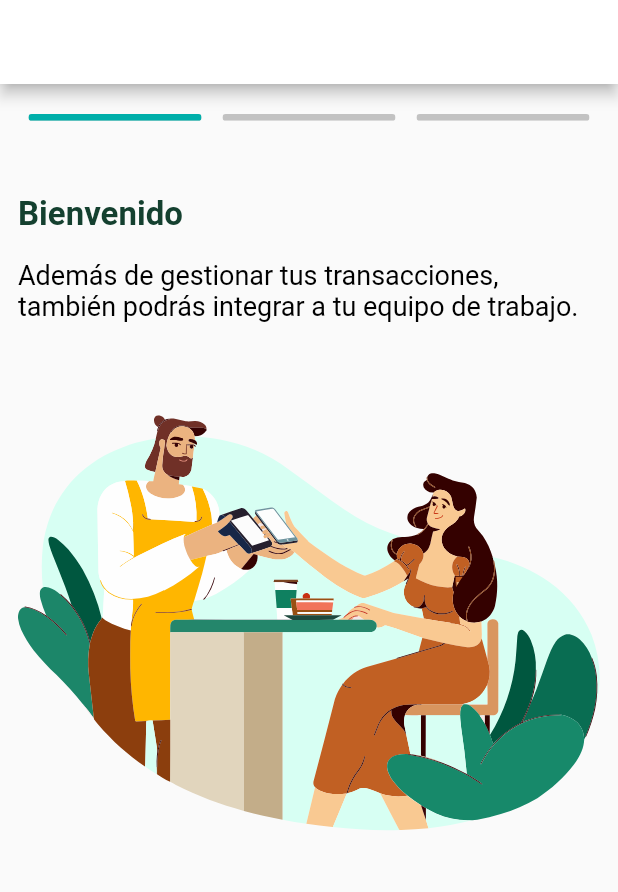
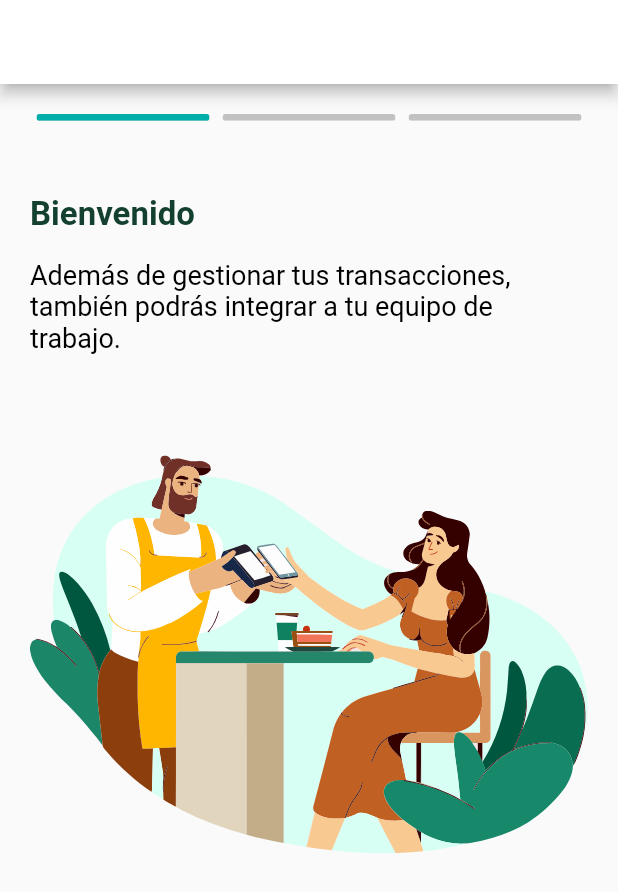
Before and after one commit to DavidEMV1622/credibanco_HU_One, a Flutter app: the screen it shows after launch, on a phone screen of 412 x 824 dp. Shown: the top 892 px of the screen. Run offline on Flutter 3.47's test engine with Material 2 defaults, Android fonts, the phone set to English and light mode, and no system bars; our stand-ins replace flutter_svg.

Commit message:
actualizacion de la historia de usuario

```diff
--- a/lib/presentation/screens/avisos_page.dart
+++ b/lib/presentation/screens/avisos_page.dart
@@ -24,10 +24,12 @@ class _AvisoPageState extends State<AvisoPage> {
       ),
 
       body: Center(
-        // Inicio del manejo del ListView
+        // Inicio del manejo del ListView o PageView
         child: PageView(
           physics: ScrollPhysics(), // animacion al llegar al final de la lista
           scrollDirection: Axis.horizontal, // Mover la lista en horizontal
+
+          // Llamada de cada pantalla
           children: [
             buildCard_1(),
 
@@ -45,7 +47,8 @@ class _AvisoPageState extends State<AvisoPage> {
     Container(
       child: Center(
         child: Padding(
-          padding: EdgeInsets.fromLTRB(12, 20, 12, 20),
+          // Padding de separacion entre el contenido y los bordes del celular
+          padding: EdgeInsets.fromLTRB(20, 20, 20, 20),
           child: Column(
             //mainAxisAlignment: MainAxisAlignment.spaceBetween,
             crossAxisAlignment: CrossAxisAlignment.start,
@@ -118,20 +121,19 @@ class _AvisoPageState extends State<AvisoPage> {
       /*
     decoration: BoxDecoration(
       color: Colors.red,
-
     ), */
     /* Definir parametro principal del largo y alto de la
     pantalla para el contenido*/
     width: MediaQuery.of(context).size.width,
     height: MediaQuery.of(context).size.height,
-
   );
 
+  // Widget de la segunda pantalla
   Widget buildCard_2() =>
     Container(
       child: Center(
         child: Padding(
-          padding: EdgeInsets.fromLTRB(12, 20, 12, 20),
+          padding: EdgeInsets.fromLTRB(20, 20, 20, 20),
           child: Column(
             //mainAxisAlignment: MainAxisAlignment.spaceBetween,
             crossAxisAlignment: CrossAxisAlignment.start,
@@ -183,7 +185,12 @@ class _AvisoPageState extends State<AvisoPage> {
                       height: 17,
                     ),
 
-                    textoEtiqueta("Más- Administración de usuarios"),
+                    textoEtiqueta("Más- Administración de usuarios",
+                    MediaQuery.of(context).size.width > 1000? 30
+                    : MediaQuery.of(context).size.width > 800? 26
+                    : MediaQuery.of(context).size.width > 600? 22
+                    : MediaQuery.of(context).size.width > 400? 18
+                    : 14,),
                   ],
                 ),
               ),
@@ -200,7 +207,6 @@ class _AvisoPageState extends State<AvisoPage> {
                   width: 200,
                 ),
               ),
-
             ]
           ),
         ),
@@ -209,17 +215,19 @@ class _AvisoPageState extends State<AvisoPage> {
     height: MediaQuery.of(context).size.height,
   );
 
+  // Widget de la tercera pantalla
   Widget buildCard_3() =>
     Container(
       child: Center(
         child: Padding(
-          padding: EdgeInsets.fromLTRB(12, 20, 12, 20),
+          padding: EdgeInsets.fromLTRB(20, 20, 20, 20),
           child: Column(
             //mainAxisAlignment: MainAxisAlignment.spaceBetween,
             crossAxisAlignment: CrossAxisAlignment.start,
 
             children: <Widget>[
 
+              // Manejo de cada barra de progreso
               Row(
                 mainAxisAlignment: MainAxisAlignment.spaceAround,
                 crossAxisAlignment: CrossAxisAlignment.center,
@@ -238,6 +246,7 @@ class _AvisoPageState extends State<AvisoPage> {
                 height: MediaQuery.of(context).size.height * 0.06,
               ),
 
+              // Manejo de los textos
               Container(
                 child: Column(
                   mainAxisAlignment: MainAxisAlignment.center,
@@ -251,7 +260,7 @@ class _AvisoPageState extends State<AvisoPage> {
                     : 18,),
 
                     SizedBox(
-                      height: MediaQuery.of(context).size.height * 0.03,
+                      height: 17,
                     ),
 
                     textoCuerpo("Podrás crear usuarios, activarlos, inactivarlos y editarlos",
@@ -265,21 +274,22 @@ class _AvisoPageState extends State<AvisoPage> {
               ),
 
               SizedBox(
-                height: MediaQuery.of(context).size.height * 0.12,
+                height: MediaQuery.of(context).size.height * 0.06,
               ),
 
+                // Llamado de la imagen
               Center(
-                // Llamado de la imagen
                 child: SvgPicture.asset(
                   'assets/imageThree.svg',
-                  width: 300,
+                  width: 400,
                 ),
               ),
 
               SizedBox(
-                height: MediaQuery.of(context).size.height * 0.16,
+                height: MediaQuery.of(context).size.height * 0.12,
               ),
 
+              // Manejo de los botones
               Row(
                 mainAxisAlignment: MainAxisAlignment.spaceAround,
                 crossAxisAlignment: CrossAxisAlignment.center,
--- a/lib/presentation/utils/TextFormatter.dart
+++ b/lib/presentation/utils/TextFormatter.dart
@@ -48,13 +48,13 @@ Widget subtituloDos(String texto, double fontSizeText) {
 }
 
 // Widget del texto Etiqueta
-Widget textoEtiqueta(String texto) {
+Widget textoEtiqueta(String texto, double fontSizeText) {
   return Container(
     child: Text(
       texto,
       style: TextStyle(
         color: CustomColors.colorNegro,
-        fontSize: 14,
+        fontSize: fontSizeText,
         fontWeight: FontWeight.bold,
       ),
       textAlign: TextAlign.start,
```
